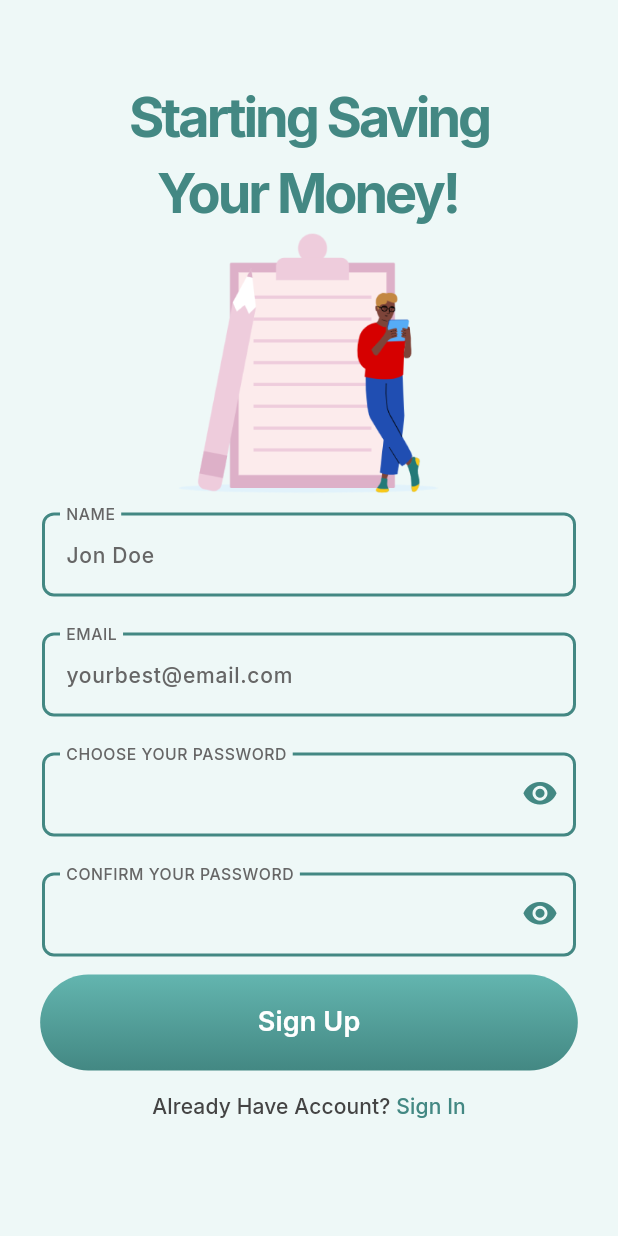
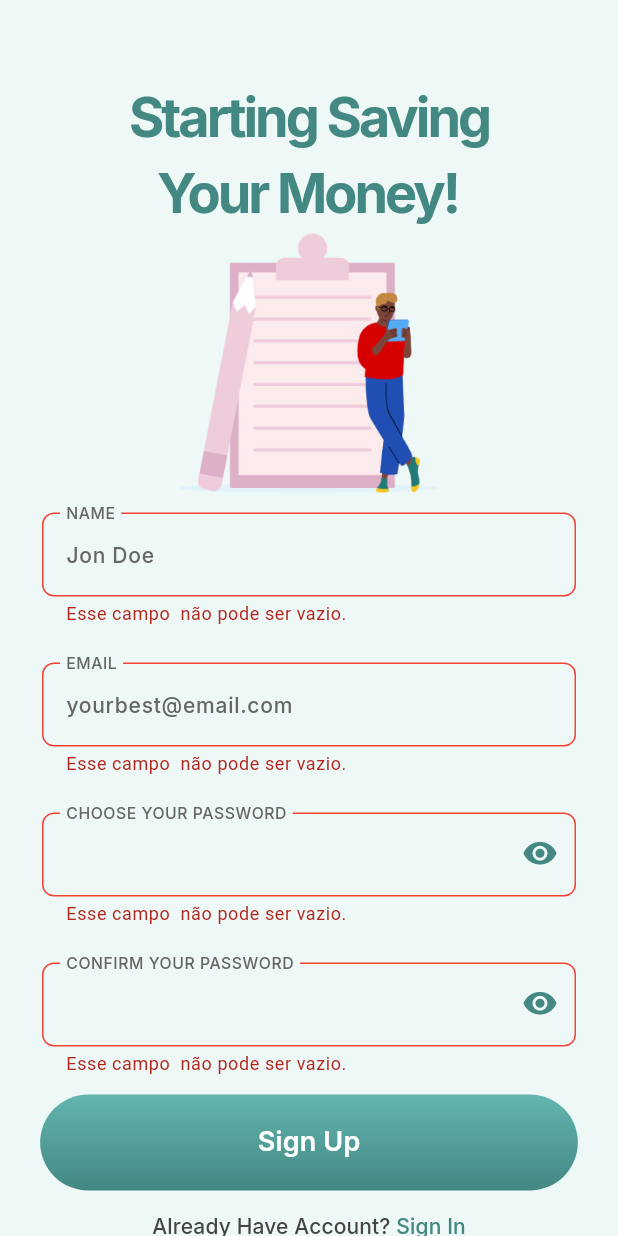
Before and after one commit to mariobischoff/financy_app, a Flutter app: the screen it shows after launch, after a tap on "Sign Up", on a phone screen of 412 x 824 dp. Run offline on Flutter 3.47's test engine with Material 3 defaults, Android fonts, the phone set to English and light mode, and no system bars.

Commit message:
Feat: Adicionei validação no formulario Sign Up.

```diff
--- a/lib/app/app_widget.dart
+++ b/lib/app/app_widget.dart
@@ -1,4 +1,3 @@
-import 'package:financy_app/app/common/themes/default_theme.dart';
 import 'package:financy_app/app/features/sign_up/sign_up_page.dart';
 import 'package:flutter/material.dart';
 
@@ -12,7 +11,7 @@ class AppWidget extends StatefulWidget {
 class _AppWidgetState extends State<AppWidget> {
   @override
   Widget build(BuildContext context) {
-    return MaterialApp(
+    return const MaterialApp(
       // theme: defaultTheme,
       debugShowCheckedModeBanner: false,
       home: SignUpPage(),
--- a/lib/app/common/themes/default_theme.dart
+++ b/lib/app/common/themes/default_theme.dart
@@ -3,8 +3,8 @@ import 'package:flutter/material.dart';
 
 final defaultTheme = ThemeData(
   inputDecorationTheme: InputDecorationTheme(
-    focusedBorder: OutlineInputBorder()
-        .copyWith(borderSide: BorderSide(color: AppColors.greenlightTwo)),
-    border: OutlineInputBorder(),
+    focusedBorder: const OutlineInputBorder()
+        .copyWith(borderSide: const BorderSide(color: AppColors.greenlightTwo)),
+    border: const OutlineInputBorder(),
   ),
 );
--- a/lib/app/common/widgets/custom_text_form_field.dart
+++ b/lib/app/common/widgets/custom_text_form_field.dart
@@ -10,6 +10,8 @@ class CustomTextFormField extends StatefulWidget {
   final String? hintText;
   final TextCapitalization? textCapitalization;
   final TextInputType? textInputType;
+  final TextInputAction? textInputAction;
+  final FormFieldValidator<String>? validator;
   const CustomTextFormField({
     super.key,
     this.padding,
@@ -17,6 +19,8 @@ class CustomTextFormField extends StatefulWidget {
     this.hintText,
     this.textCapitalization,
     this.textInputType,
+    this.textInputAction,
+    this.validator,
   });
 
   @override
@@ -40,7 +44,9 @@ class _CustomTextFormFieldState extends State<CustomTextFormField> {
             vertical: 12.0,
           ),
       child: TextFormField(
-        textInputAction: TextInputAction.send,
+        validator: widget.validator,
+        textInputAction: widget.textInputAction,
+        keyboardType: widget.textInputType,
         textCapitalization:
             widget.textCapitalization ?? TextCapitalization.none,
         decoration: InputDecoration(
--- a/lib/app/common/widgets/password_form_field.dart
+++ b/lib/app/common/widgets/password_form_field.dart
@@ -1,14 +1,18 @@
+// ignore_for_file: public_member_api_docs, sort_constructors_first
+import 'package:flutter/material.dart';
+
 import 'package:financy_app/app/common/constants/app_colors.dart';
 import 'package:financy_app/app/common/constants/app_text_style.dart';
-import 'package:flutter/material.dart';
 
 class PasswordFormField extends StatefulWidget {
   final EdgeInsetsGeometry? padding;
   final String labelText;
+  final FormFieldValidator<String>? validator;
   const PasswordFormField({
     super.key,
     this.padding,
     required this.labelText,
+    this.validator,
   });
 
   @override
@@ -40,6 +44,7 @@ class _PasswordFormFieldState extends State<PasswordFormField> {
         vertical: 12.0,
       ),
       child: TextFormField(
+        validator: widget.validator,
         obscureText: obscure,
         decoration: InputDecoration(
           floatingLabelBehavior: FloatingLabelBehavior.always,
--- a/lib/app/features/sign_up/sign_up_page.dart
+++ b/lib/app/features/sign_up/sign_up_page.dart
@@ -1,3 +1,5 @@
+import 'dart:developer';
+
 import 'package:financy_app/app/common/constants/app_colors.dart';
 import 'package:financy_app/app/common/constants/app_text_style.dart';
 import 'package:financy_app/app/common/widgets/custom_text_form_field.dart';
@@ -6,9 +8,15 @@ import 'package:financy_app/app/common/widgets/password_form_field.dart';
 import 'package:financy_app/app/common/widgets/primary_button.dart';
 import 'package:flutter/material.dart';
 
-class SignUpPage extends StatelessWidget {
+class SignUpPage extends StatefulWidget {
   const SignUpPage({super.key});
 
+  @override
+  State<SignUpPage> createState() => _SignUpPageState();
+}
+
+class _SignUpPageState extends State<SignUpPage> {
+  final _formKey = GlobalKey<FormState>();
   @override
   Widget build(BuildContext context) {
     return Scaffold(
@@ -36,28 +44,69 @@ class SignUpPage extends StatelessWidget {
               ),
               Image.asset('assets/images/sign_up_image.png'),
               Form(
+                key: _formKey,
                 child: Column(
                   children: [
-                    const CustomTextFormField(
-                      labelText: 'Name',
+                    CustomTextFormField(
+                      labelText: 'NAME',
                       hintText: 'Jon Doe',
+                      textInputType: TextInputType.name,
+                      textInputAction: TextInputAction.next,
+                      validator: (value) {
+                        if (value != null && value.isEmpty) {
+                          return 'Esse campo  não pode ser vazio.';
+                        }
+                        return null;
+                      },
                     ),
-                    const CustomTextFormField(
-                      labelText: 'Email',
+                    CustomTextFormField(
+                      labelText: 'EMAIL',
                       hintText: 'yourbest@email.com',
                       textInputType: TextInputType.emailAddress,
+                      textInputAction: TextInputAction.next,
+                      validator: (value) {
+                        if (value != null && value.isEmpty) {
+                          return 'Esse campo  não pode ser vazio.';
+                        }
+                        return null;
+                      },
                     ),
-                    const PasswordFormField(labelText: 'CHOOSE YOUR PASSWORD'),
-                    const PasswordFormField(labelText: 'CONFIRM YOUR PASSWORD'),
+                    PasswordFormField(
+                      labelText: 'CHOOSE YOUR PASSWORD',
+                      validator: (value) {
+                        if (value != null && value.isEmpty) {
+                          return 'Esse campo  não pode ser vazio.';
+                        }
+                        return null;
+                      },
+                    ),
+                    PasswordFormField(
+                      labelText: 'CONFIRM YOUR PASSWORD',
+                      validator: (value) {
+                        if (value != null && value.isEmpty) {
+                          return 'Esse campo  não pode ser vazio.';
+                        }
+                        return null;
+                      },
+                    ),
                     PrimaryButton(
                       text: 'Sign Up',
-                      onPressed: () => print('sign up'),
+                      onPressed: () {
+                        final valid = _formKey.currentState != null &&
+                            _formKey.currentState!.validate();
+                        log(valid.toString());
+                        if (valid) {
+                          log('Continuar Logica de login');
+                        } else {
+                          log('Erro ao Preencher o formulario');
+                        }
+                      },
                     ),
                   ],
                 ),
               ),
               MultiTextButton(
-                onPressed: () => print('click multi text button'),
+                onPressed: () => log('click multi text button'),
                 children: [
                   Text(
                     'Already Have Account?',
```
